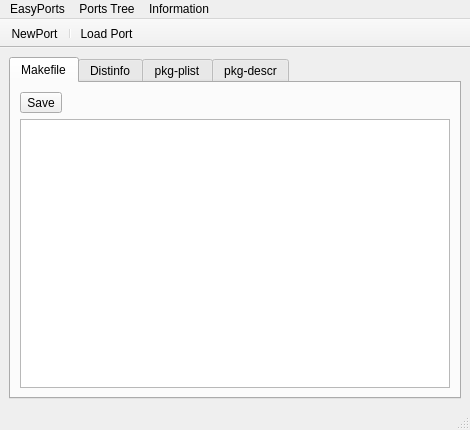
Above: EasyPort/mainUI.ui from pcbsd/pcbsd-projects before the change. Below: the same form after it.
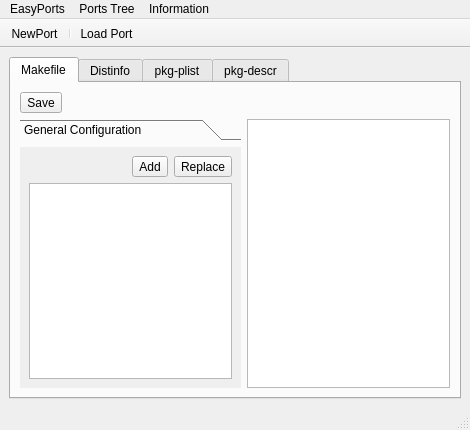
That is the form after the change. Icons and pictures are not drawn.

Commit message: Add a couple new icons to EasyPort, and update the makefile editor GUI

What changed in the file:
```diff
--- a/EasyPort/mainUI.ui
+++ b/EasyPort/mainUI.ui
@@ -28,8 +28,81 @@
        <attribute name="title">
         <string>Makefile</string>
        </attribute>
-       <layout class="QVBoxLayout" name="verticalLayout_4">
-        <item>
+       <layout class="QGridLayout" name="gridLayout">
+        <item row="1" column="1">
+         <widget class="QPlainTextEdit" name="text_makefile"/>
+        </item>
+        <item row="1" column="0">
+         <widget class="QToolBox" name="toolBox_makefile">
+          <property name="currentIndex">
+           <number>0</number>
+          </property>
+          <widget class="QWidget" name="page_config">
+           <property name="geometry">
+            <rect>
+             <x>0</x>
+             <y>0</y>
+             <width>224</width>
+             <height>253</height>
+            </rect>
+           </property>
+           <attribute name="label">
+            <string>General Configuration</string>
+           </attribute>
+           <layout class="QVBoxLayout" name="verticalLayout_4">
+            <item>
+             <layout class="QHBoxLayout" name="horizontalLayout_5">
+              <item>
+               <spacer name="horizontalSpacer_5">
+                <property name="orientation">
+                 <enum>Qt::Horizontal</enum>
+                </property>
+                <property name="sizeHint" stdset="0">
+                 <size>
+                  <width>40</width>
+                  <height>20</height>
+                 </size>
+                </property>
+               </spacer>
+              </item>
+              <item>
+               <widget class="QToolButton" name="tool_make_addconf">
+                <property name="text">
+                 <string>Add</string>
+                </property>
+                <property name="icon">
+                 <iconset resource="EasyPort.qrc">
+                  <normaloff>:/icons/plus.png</normaloff>:/icons/plus.png</iconset>
+                </property>
+                <property name="toolButtonStyle">
+                 <enum>Qt::ToolButtonTextBesideIcon</enum>
+                </property>
+               </widget>
+              </item>
+              <item>
+               <widget class="QToolButton" name="tool_make_replaceconf">
+                <property name="text">
+                 <string>Replace</string>
+                </property>
+                <property name="icon">
+                 <iconset resource="EasyPort.qrc">
+                  <normaloff>:/icons/right.png</normaloff>:/icons/right.png</iconset>
+                </property>
+                <property name="toolButtonStyle">
+                 <enum>Qt::ToolButtonTextBesideIcon</enum>
+                </property>
+               </widget>
+              </item>
+             </layout>
+            </item>
+            <item>
+             <widget class="QListWidget" name="list_make_config"/>
+            </item>
+           </layout>
+          </widget>
+         </widget>
+        </item>
+        <item row="0" column="0" colspan="2">
          <layout class="QHBoxLayout" name="horizontalLayout_4">
           <item>
            <widget class="QToolButton" name="tool_make_save">
@@ -57,9 +130,6 @@
           </item>
          </layout>
         </item>
-        <item>
-         <widget class="QPlainTextEdit" name="plainTextEdit_3"/>
-        </item>
        </layout>
       </widget>
       <widget class="QWidget" name="tab_distinfo">
```
The commit also changes 3 other files.
